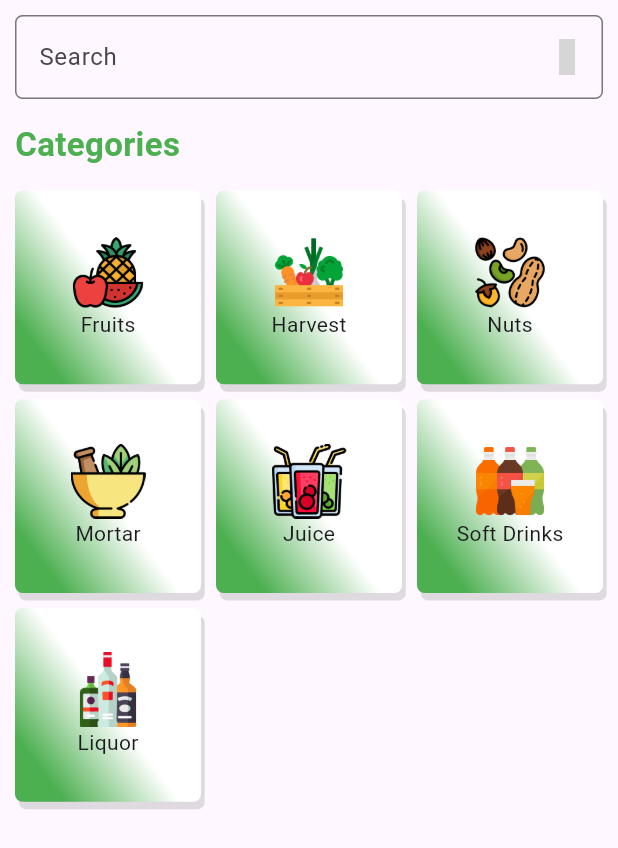
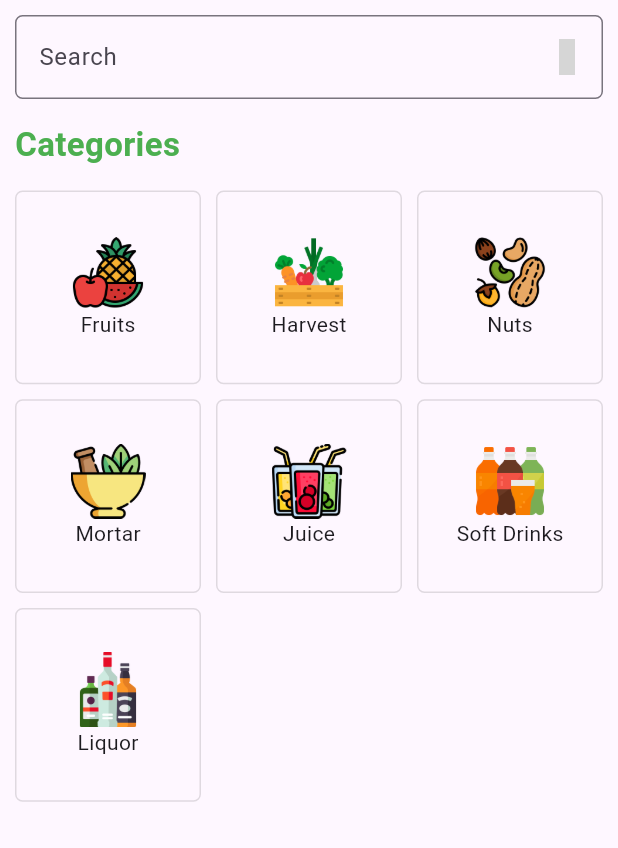
Before and after one commit to nitta02/Grocery-Shop-Application, a Flutter app: the CatagoryPage screen opened directly, on a phone screen of 412 x 824 dp. Shown: the top 848 px of the screen. Run offline on Flutter 3.47's test engine with Material 3 defaults, Android fonts, the phone set to English and light mode, and no system bars; our stand-ins replace card_swiper, flutter_iconly; network calls fail; grey boxes are pictures that could not be loaded.

Commit message:
non commit

```diff
--- a/lib/controller/widgets/category.dart
+++ b/lib/controller/widgets/category.dart
@@ -12,19 +12,11 @@ class CategoryContainer extends StatelessWidget {
       height: 70,
       width: 80,
       decoration: BoxDecoration(
+          color: Colors.transparent,
           borderRadius: BorderRadius.circular(5),
-          boxShadow: const [
-            BoxShadow(
-              color: Colors.black12,
-              offset: Offset(2.5, 5),
-            )
-          ],
-          gradient:
-              const LinearGradient(transform: GradientRotation(2.5), colors: [
-            Colors.white,
-            Colors.white,
-            Colors.green,
-          ])),
+          border: Border.all(
+            color: Colors.black12,
+          )),
       child: Column(
         mainAxisAlignment: MainAxisAlignment.center,
         children: [
```
Also changed, not shown: lib/view/pages/home.dart (+57 -13 lines), lib/view/widgets/customTextFormField.dart (added, +20 -0 lines).
